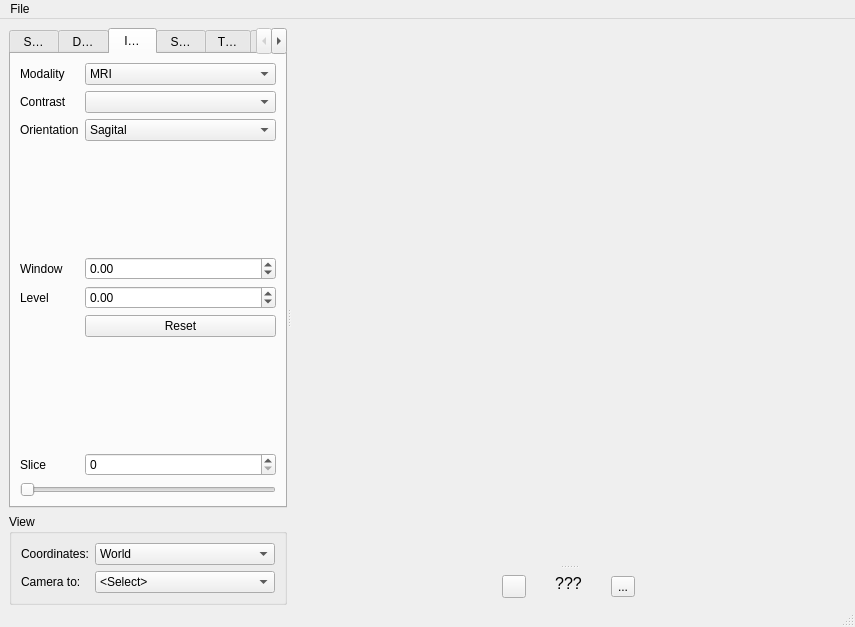
Old version of the form braviz/interaction/qt_guis/subject_overview.ui in the repository diego0020/braviz-app.
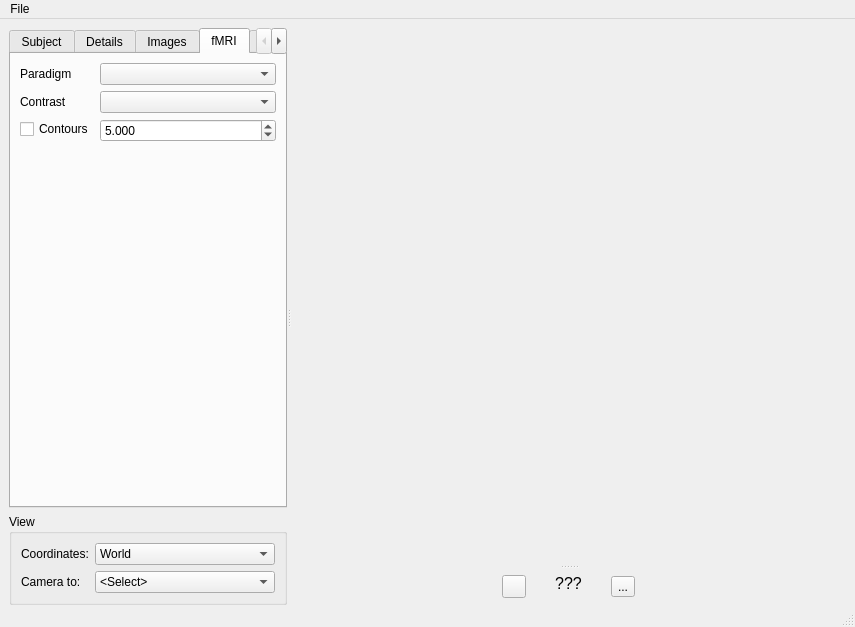
New version of the form. The open tabs and pages were chosen to show the change. Icons and pictures are not drawn.

Commit message:
fmri contours in subject overview and sample overview
resolves #3

The edit to the form file:
```diff
--- a/braviz/interaction/qt_guis/subject_overview.ui
+++ b/braviz/interaction/qt_guis/subject_overview.ui
@@ -41,17 +41,8 @@
        <property name="frameShadow">
         <enum>QFrame::Raised</enum>
        </property>
-       <layout class="QVBoxLayout" name="verticalLayout" stretch="1,0">
-        <property name="leftMargin">
-         <number>0</number>
-        </property>
-        <property name="topMargin">
-         <number>0</number>
-        </property>
-        <property name="rightMargin">
-         <number>0</number>
-        </property>
-        <property name="bottomMargin">
+       <layout class="QVBoxLayout" name="verticalLayout" stretch="0,0">
+        <property name="margin">
          <number>0</number>
         </property>
         <item>
@@ -75,7 +66,10 @@
            <number>2</number>
           </property>
           <property name="elideMode">
-           <enum>Qt::ElideRight</enum>
+           <enum>Qt::ElideNone</enum>
+          </property>
+          <property name="movable">
+           <bool>true</bool>
           </property>
           <widget class="QWidget" name="subjects_tab">
            <attribute name="title">
@@ -433,6 +427,79 @@
             </item>
            </layout>
           </widget>
+          <widget class="QWidget" name="tab_5">
+           <attribute name="title">
+            <string>fMRI</string>
+           </attribute>
+           <attribute name="toolTip">
+            <string>fMRI Contours</string>
+           </attribute>
+           <layout class="QFormLayout" name="formLayout_6">
+            <item row="0" column="0">
+             <widget class="QLabel" name="label_19">
+              <property name="text">
+               <string>Paradigm</string>
+              </property>
+              <property name="buddy">
+               <cstring>image_mod_combo</cstring>
+              </property>
+             </widget>
+            </item>
+            <item row="0" column="1">
+             <widget class="QComboBox" name="fmri_paradigm_combo">
+              <property name="currentIndex">
+               <number>-1</number>
+              </property>
+             </widget>
+            </item>
+            <item row="2" column="0">
+             <widget class="QLabel" name="label_18">
+              <property name="text">
+               <string>Contrast</string>
+              </property>
+             </widget>
+            </item>
+            <item row="2" column="1">
+             <widget class="QComboBox" name="fmri_contrast_combo">
+              <property name="enabled">
+               <bool>true</bool>
+              </property>
+             </widget>
+            </item>
+            <item row="3" column="0">
+             <widget class="QCheckBox" name="fmri_show_contours_check">
+              <property name="enabled">
+               <bool>true</bool>
+              </property>
+              <property name="text">
+               <string>Contours</string>
+              </property>
+              <property name="checked">
+               <bool>false</bool>
+              </property>
+             </widget>
+            </item>
+            <item row="3" column="1">
+             <widget class="QDoubleSpinBox" name="fmri_show_contours_value">
+              <property name="locale">
+               <locale language="English" country="Canada"/>
+              </property>
+              <property name="decimals">
+               <number>3</number>
+              </property>
+              <property name="minimum">
+               <double>0.000000000000000</double>
+              </property>
+              <property name="singleStep">
+               <double>0.100000000000000</double>
+              </property>
+              <property name="value">
+               <double>5.000000000000000</double>
+              </property>
+             </widget>
+            </item>
+           </layout>
+          </widget>
           <widget class="QWidget" name="tab">
            <attribute name="title">
             <string>Segmentation</string>
```
Left out of the diff: 57 changed lines with no effect on the pictures. The commit also changes 11 other files.
